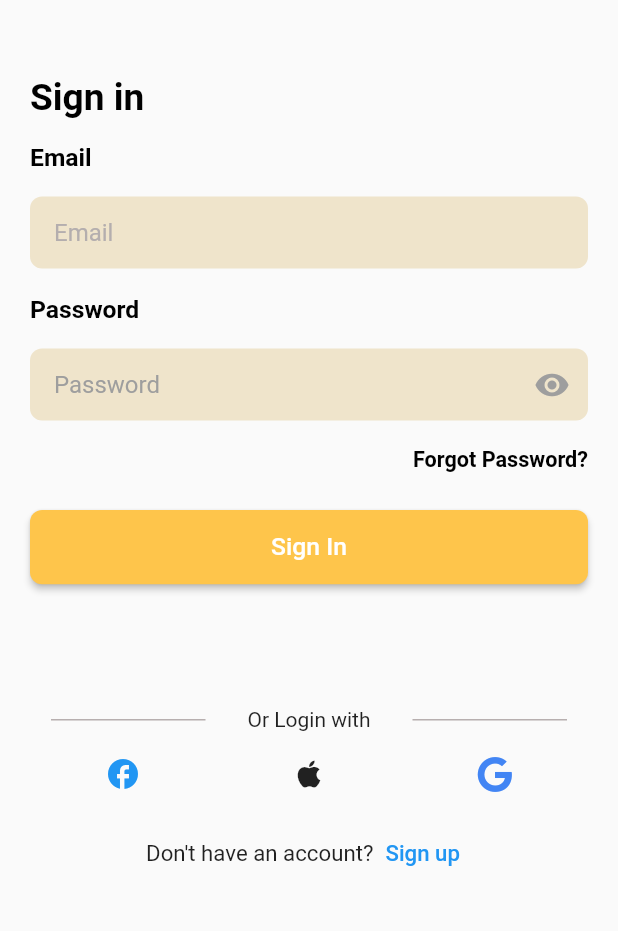
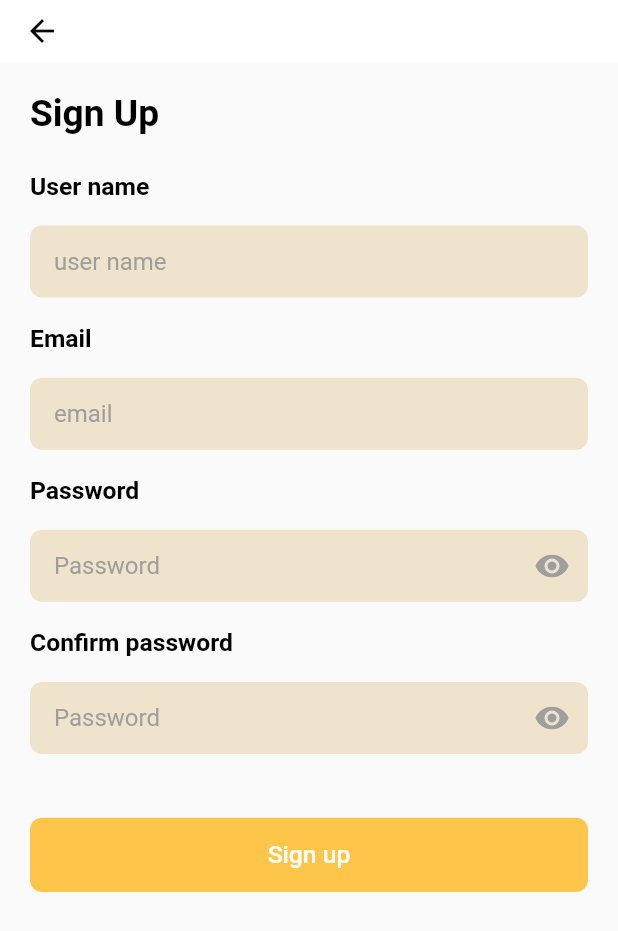
Before and after one commit to Yoseph-Gebeyehu/Grocery-App, a Flutter app: the screen it shows after launch, after a tap on "Sign up", on a phone screen of 412 x 824 dp. Shown: the top 931 px of the screen. Run offline on Flutter 3.47's test engine with Material 2 defaults, Android fonts, the light colour scheme and no system bars; our stand-ins replace bloc, connectivity_plus, equatable, flutter_bloc, flutter_vector_icons, shared_preferences and 1 more; missing offline and left inert: abushakir, randomstring_dart; network calls fail.

Commit message:
Add sing up page.Make minor fix

```diff
--- a/lib/domain/Constants/router/app_route.dart
+++ b/lib/domain/Constants/router/app_route.dart
@@ -1,5 +1,6 @@
 import 'package:flutter/material.dart';
 import 'package:grocery/data/models/products.dart';
+import 'package:grocery/presentation/auth/view/signup.dart';
 
 import '../../../presentation/auth/view/signin.dart';
 import '../../../presentation/base-home-page/view/base_home.dart';
@@ -7,57 +8,40 @@ import '../../../presentation/Category/categories.dart';
 import '../../../presentation/Home/view/home.dart';
 import '../../../presentation/favorite/view/favorite.dart';
 import '../../../presentation/item-detail/item_detail.dart';
-import '../../../presentation/onboarding.dart';
+import '../../../presentation/splash.dart';
 import '../../../presentation/shopping-cart/view/shopping_cart.dart';
 import '../../../presentation/transaction-history/view/transaction_history.dart';
 
 class AppRoute {
   Route? onGenerateRoute(RouteSettings routeSettings) {
     Products? products;
-    String? amount;
 
     if (routeSettings.name == ItemDetail.itemDetail) {
       products = routeSettings.arguments as Products;
     }
     switch (routeSettings.name) {
       case SplashScreen.splashScreen:
-        return MaterialPageRoute(
-          builder: (_) => const SplashScreen(),
-        );
+        return MaterialPageRoute(builder: (_) => const SplashScreen());
       case BaseHomePage.baseHomePage:
-        return MaterialPageRoute(
-          builder: (_) => const BaseHomePage(),
-        );
+        return MaterialPageRoute(builder: (_) => const BaseHomePage());
       case CategoryPage.category:
-        return MaterialPageRoute(
-          builder: (_) => CategoryPage(),
-        );
+        return MaterialPageRoute(builder: (_) => CategoryPage());
       case Favorite.favorite:
-        return MaterialPageRoute(
-          builder: (_) => const Favorite(),
-        );
+        return MaterialPageRoute(builder: (_) => const Favorite());
       case Home.home:
-        return MaterialPageRoute(
-          builder: (_) => Home(),
-        );
+        return MaterialPageRoute(builder: (_) => Home());
       case ItemDetail.itemDetail:
         return MaterialPageRoute(
-          builder: (_) => ItemDetail(
-            products: products!,
-          ),
+          builder: (_) => ItemDetail(products: products!),
         );
       case ShoppingCart.shoppingCart:
-        return MaterialPageRoute(
-          builder: (_) => const ShoppingCart(),
-        );
+        return MaterialPageRoute(builder: (_) => const ShoppingCart());
       case SigninPage.signIn:
-        return MaterialPageRoute(
-          builder: (_) => const SigninPage(),
-        );
+        return MaterialPageRoute(builder: (_) => const SigninPage());
+      case SignUpPage.signUp:
+        return MaterialPageRoute(builder: (_) => const SignUpPage());
       case TransactionHistoryPage.txnHistory:
-        return MaterialPageRoute(
-          builder: (_) => TransactionHistoryPage(),
-        );
+        return MaterialPageRoute(builder: (_) => TransactionHistoryPage());
       default:
         return null;
     }
--- a/lib/main.dart
+++ b/lib/main.dart
@@ -5,8 +5,8 @@ import 'presentation/shopping-cart/bloc/shopping_cart_bloc.dart';
 import 'presentation/Auth/bloc/auth_bloc.dart';
 import 'presentation/base-home-page/bloc/base_home_page_bloc.dart';
 import 'presentation/Home/bloc/home_bloc.dart';
+import 'presentation/transaction-history/bloc/transaction_history_bloc.dart';
 import 'domain/Constants/router/app_route.dart';
-import 'presentation/transaction-history/bloc/transaction_history_bloc.dart';
 
 void main() {
   runApp(MyApp());
--- a/lib/presentation/Auth/View/signin.dart
+++ b/lib/presentation/Auth/View/signin.dart
@@ -1,6 +1,9 @@
 import 'package:flutter/material.dart';
 import 'package:flutter_bloc/flutter_bloc.dart';
 import 'package:flutter_vector_icons/flutter_vector_icons.dart';
+import 'package:grocery/presentation/auth/view/signup.dart';
+import 'package:grocery/presentation/auth/widgets/custom_button.dart';
+import 'package:grocery/presentation/auth/widgets/form_field.dart';
 
 import '../../../widgets/snack_bar.dart';
 import '../../../presentation/Auth/bloc/auth_bloc.dart';
@@ -15,7 +18,7 @@ class SigninPage extends StatefulWidget {
 }
 
 class _SigninPageState extends State<SigninPage> {
-  TextEditingController userNameController = TextEditingController();
+  TextEditingController emailController = TextEditingController();
   TextEditingController passwordController = TextEditingController();
   bool obscure = false;
 
@@ -57,7 +60,7 @@ class _SigninPageState extends State<SigninPage> {
                         mainAxisAlignment: MainAxisAlignment.center,
                         children: const [
                           CircularProgressIndicator(),
-                          SizedBox(width: 10),
+                          SizedBox(width: 15),
                           Text("Loading..."),
                         ],
                       ),
@@ -83,8 +86,6 @@ class _SigninPageState extends State<SigninPage> {
     Size deviceSize = MediaQuery.of(context).size;
     return Scaffold(
       body: ListView(
-        // mainAxisAlignment: MainAxisAlignment.spaceEvenly,
-        // crossAxisAlignment: CrossAxisAlignment.start,
         children: [
           Text(
             'Sign in',
@@ -94,135 +95,68 @@ class _SigninPageState extends State<SigninPage> {
               fontWeight: FontWeight.bold,
             ),
           ),
+          SizedBox(height: deviceSize.height * 0.03),
+          text('Email'),
           SizedBox(height: deviceSize.height * 0.02),
-          Text(
-            'Email',
-            style: TextStyle(
-              color: Colors.black,
-              fontSize: deviceSize.width * 0.04,
-              fontWeight: FontWeight.bold,
+          SizedBox(
+            height: deviceSize.height * 0.06,
+            child: CustomFormField(
+              controller: emailController,
+              hintText: 'email',
             ),
           ),
           SizedBox(height: deviceSize.height * 0.02),
-          SizedBox(
-            height: deviceSize.height * 0.06,
-            child: TextFormField(
-              controller: userNameController,
-              style: const TextStyle(color: Colors.black),
-              cursorColor: const Color(0xFFFEC54B),
-              decoration: InputDecoration(
-                hintText: 'Email',
-                hintStyle: const TextStyle(
-                  color: Color.fromARGB(255, 180, 174, 174),
-                ),
-                filled: true,
-                fillColor: const Color.fromARGB(255, 239, 228, 203),
-                contentPadding: const EdgeInsets.symmetric(horizontal: 16),
-                enabledBorder: OutlineInputBorder(
-                  borderSide: const BorderSide(color: Colors.transparent),
-                  borderRadius: BorderRadius.circular(8),
-                ),
-                focusedBorder: OutlineInputBorder(
-                  borderSide: const BorderSide(color: Colors.transparent),
-                  borderRadius: BorderRadius.circular(8),
-                ),
-              ),
-            ),
-          ),
-          SizedBox(height: deviceSize.height * 0.02),
-          Text(
-            'Password',
-            style: TextStyle(
-              color: Colors.black,
-              fontSize: deviceSize.width * 0.04,
-              fontWeight: FontWeight.bold,
-            ),
-          ),
+          text('Password'),
           SizedBox(height: deviceSize.height * 0.02),
           SizedBox(
             height: deviceSize.height * 0.06,
-            child: TextFormField(
+            child: CustomFormField(
               controller: passwordController,
-              obscureText: obscure,
-              style: const TextStyle(color: Colors.black),
-              cursorColor: const Color(0xFFFEC54B),
-              decoration: InputDecoration(
-                hintText: 'Password',
-                hintStyle: const TextStyle(color: Colors.grey),
-                border: OutlineInputBorder(
-                  borderRadius: BorderRadius.circular(8),
-                ),
-                filled: true,
-                fillColor: const Color.fromARGB(255, 239, 228, 203),
-                contentPadding: const EdgeInsets.symmetric(horizontal: 16),
-                suffixIcon: IconButton(
-                  icon: Icon(
-                    obscure ? Icons.visibility_off : Icons.visibility,
-                    color: Colors.grey,
-                  ),
-                  onPressed: () {
-                    setState(() {
-                      obscure = !obscure;
-                    });
-                  },
-                ),
-                enabledBorder: OutlineInputBorder(
-                  borderSide: const BorderSide(color: Colors.transparent),
-                  borderRadius: BorderRadius.circular(8),
-                ),
-                focusedBorder: OutlineInputBorder(
-                  borderSide: const BorderSide(color: Colors.transparent),
-                  borderRadius: BorderRadius.circular(8),
-                ),
-              ),
+              obscure: obscure,
+              hintText: 'Password',
+              function: () {
+                setState(() {
+                  setState(() {
+                    obscure = !obscure;
+                  });
+                });
+              },
             ),
           ),
-          SizedBox(height: deviceSize.height * 0.02),
           Row(
             children: [
               const SizedBox(),
               const Spacer(),
-              Text('Forgot Password?',
+              TextButton(
+                onPressed: () {},
+                child: Text(
+                  'Forgot Password?',
                   style: TextStyle(
-                    color: Colors.black,
+                    color: const Color(0xFFFEC54B),
                     fontSize: deviceSize.width * 0.035,
                     fontWeight: FontWeight.bold,
-                  )),
+                  ),
+                ),
+              ),
             ],
           ),
-          SizedBox(height: deviceSize.height * 0.03),
+          SizedBox(height: deviceSize.height * 0.01),
           Container(
             height: deviceSize.height * 0.06,
             width: deviceSize.width,
             decoration: BoxDecoration(
               borderRadius: BorderRadius.circular(50),
             ),
-            child: ElevatedButton(
-              style: ButtonStyle(
-                backgroundColor: MaterialStateProperty.all<Color>(
-                  const Color(0xFFFEC54B),
-                ),
-                shape: MaterialStateProperty.all<RoundedRectangleBorder>(
-                  RoundedRectangleBorder(
-                    borderRadius: BorderRadius.circular(8),
-                  ),
-                ),
-              ),
-              onPressed: () {
+            child: CustomButton(
+              function: () {
                 context.read<AuthBloc>().add(
                       LoginEvent(
-                        username: userNameController.text,
+                        username: emailController.text,
                         password: passwordController.text,
                       ),
                     );
               },
-              child: Text(
-                'Sign In',
-                style: TextStyle(
-                  fontSize: deviceSize.width * 0.04,
-                  color: Colors.white,
-                ),
-              ),
+              text: 'Sign in',
             ),
           ),
           SizedBox(height: deviceSize.height * 0.1),
@@ -251,11 +185,12 @@ class _SigninPageState extends State<SigninPage> {
             mainAxisAlignment: MainAxisAlignment.spaceAround,
             children: const [
               Icon(
-                Icons.facebook,
+                FontAwesome.facebook,
                 color: Colors.blue,
               ),
               Icon(
-                Icons.apple,
+                FontAwesome.twitter,
+                color: Colors.blue,
               ),
               Icon(
                 FontAwesome.google,
@@ -274,11 +209,15 @@ class _SigninPageState extends State<SigninPage> {
                 ),
               ),
               TextButton(
-                onPressed: () {},
+                onPressed: () {
+                  Navigator.pushNamed(context, SignUpPage.signUp);
+                },
                 child: Text(
                   'Sign up',
                   style: TextStyle(
-                    fontSize: deviceSize.width * 0.036,
+                    fontSize: deviceSize.width * 0.04,
+                    color: const Color(0xFFFEC54B),
+                    fontWeight: FontWeight.bold,
                   ),
                 ),
               )
@@ -288,4 +227,16 @@ class _SigninPageState extends State<SigninPage> {
       ),
     );
   }
+
+  text(String text) {
+    Size deviceSize = MediaQuery.of(context).size;
+    return Text(
+      text,
+      style: TextStyle(
+        color: Colors.black,
+        fontSize: deviceSize.width * 0.04,
+        fontWeight: FontWeight.bold,
+      ),
+    );
+  }
 }
--- /dev/null
+++ b/lib/presentation/Auth/View/signup.dart
@@ -0,0 +1,158 @@
+import 'package:flutter/material.dart';
+
+import '../../../presentation/auth/view/signin.dart';
+import '../../../presentation/auth/widgets/custom_button.dart';
+import '../../../presentation/auth/widgets/form_field.dart';
+
+class SignUpPage extends StatefulWidget {
+  const SignUpPage({Key? key}) : super(key: key);
+  static const signUp = 'signUp';
+
+  @override
+  _SignUpPageState createState() => _SignUpPageState();
+}
+
+class _SignUpPageState extends State<SignUpPage> {
+  TextEditingController userNameController = TextEditingController();
+  TextEditingController emailController = TextEditingController();
+  TextEditingController passwordController = TextEditingController();
+  TextEditingController confirmPasswordController = TextEditingController();
+  bool obscure = false;
+
+  @override
+  Widget build(BuildContext context) {
+    Size deviceSize = MediaQuery.of(context).size;
+
+    return Scaffold(
+      resizeToAvoidBottomInset: true,
+      appBar: AppBar(
+        elevation: 0,
+        backgroundColor: Colors.white,
+        toolbarHeight: deviceSize.height * 0.05,
+        automaticallyImplyLeading: true,
+        leading: IconButton(
+          onPressed: () {
+            Navigator.of(context).pop();
+          },
+          icon: const Icon(
+            Icons.arrow_back,
+            color: Colors.black,
+          ),
+        ),
+      ),
+      body: Container(
+        padding: const EdgeInsets.symmetric(
+          horizontal: 20,
+          vertical: 20,
+        ),
+        child: buildScreen(context),
+      ),
+    );
+  }
+
+  Widget buildScreen(BuildContext context) {
+    Size deviceSize = MediaQuery.of(context).size;
+    return Scaffold(
+      body: ListView(
+        children: [
+          Text(
+            'Sign Up',
+            style: TextStyle(
+              color: Colors.black,
+              fontSize: deviceSize.width * 0.06,
+              fontWeight: FontWeight.bold,
+            ),
+          ),
+          SizedBox(height: deviceSize.height * 0.03),
+          text('User name'),
+          SizedBox(height: deviceSize.height * 0.02),
+          SizedBox(
+            height: deviceSize.height * 0.06,
+            child: CustomFormField(
+              controller: userNameController,
+              hintText: 'user name',
+            ),
+          ),
+          SizedBox(height: deviceSize.height * 0.02),
+          text('Email'),
+          SizedBox(height: deviceSize.height * 0.02),
+          SizedBox(
+            height: deviceSize.height * 0.06,
+            child: CustomFormField(
+              controller: emailController,
+              hintText: 'email',
+            ),
+          ),
+          SizedBox(height: deviceSize.height * 0.02),
+          text('Password'),
+          SizedBox(height: deviceSize.height * 0.02),
+          SizedBox(
+            height: deviceSize.height * 0.06,
+            child: CustomFormField(
+              controller: passwordController,
+              obscure: obscure,
+              hintText: 'Password',
+              function: () {
+                setState(() {
+                  setState(() {
+                    obscure = !obscure;
+                  });
+                });
+              },
+            ),
+          ),
+          SizedBox(height: deviceSize.height * 0.02),
+          text('Confirm password'),
+          SizedBox(height: deviceSize.height * 0.02),
+          SizedBox(
+            height: deviceSize.height * 0.06,
+            child: CustomFormField(
+              controller: confirmPasswordController,
+              obscure: obscure,
+              hintText: 'Password',
+              function: () {
+                setState(() {
+                  setState(() {
+                    obscure = !obscure;
+                  });
+                });
+              },
+            ),
+          ),
+          SizedBox(height: deviceSize.height * 0.05),
+          Container(
+            height: deviceSize.height * 0.06,
+            width: deviceSize.width,
+            decoration: BoxDecoration(
+              borderRadius: BorderRadius.circular(50),
+            ),
+            child: CustomButton(
+              function: () {
+                if (passwordController.text == confirmPasswordController.text &&
+                    userNameController.text.isNotEmpty &&
+                    emailController.text.isNotEmpty &&
+                    passwordController.text.isNotEmpty) {
+                  Navigator.pushNamed(context, SigninPage.signIn);
+                }
+              },
+              text: 'Sign up',
+            ),
+          ),
+          SizedBox(height: deviceSize.height * 0.02),
+        ],
+      ),
+    );
+  }
+
+  Text text(String text) {
+    Size deviceSize = MediaQuery.of(context).size;
+    return Text(
+      text,
+      style: TextStyle(
+        color: Colors.black,
+        fontSize: deviceSize.width * 0.04,
+        fontWeight: FontWeight.bold,
+      ),
+    );
+  }
+}
--- a/lib/presentation/Auth/bloc/auth_bloc.dart
+++ b/lib/presentation/Auth/bloc/auth_bloc.dart
@@ -1,5 +1,4 @@
 import 'package:bloc/bloc.dart';
-import 'package:equatable/equatable.dart';
 
 part 'auth_event.dart';
 part 'auth_state.dart';
--- /dev/null
+++ b/lib/presentation/Auth/widgets/custom_button.dart
@@ -0,0 +1,37 @@
+import 'package:flutter/material.dart';
+
+class CustomButton extends StatelessWidget {
+  Function function;
+  String text;
+  CustomButton({
+    required this.function,
+    required this.text,
+  });
+  @override
+  Widget build(BuildContext context) {
+    Size deviceSize = MediaQuery.of(context).size;
+    return ElevatedButton(
+      style: ButtonStyle(
+        elevation: MaterialStateProperty.all<double>(0),
+        backgroundColor: MaterialStateProperty.all<Color>(
+          const Color(0xFFFEC54B),
+        ),
+        shape: MaterialStateProperty.all<RoundedRectangleBorder>(
+          RoundedRectangleBorder(
+            borderRadius: BorderRadius.circular(8),
+          ),
+        ),
+      ),
+      onPressed: () {
+        function();
+      },
+      child: Text(
+        text,
+        style: TextStyle(
+          fontSize: deviceSize.width * 0.04,
+          color: Colors.white,
+        ),
+      ),
+    );
+  }
+}
--- /dev/null
+++ b/lib/presentation/Auth/widgets/form_field.dart
@@ -0,0 +1,57 @@
+import 'package:flutter/material.dart';
+
+class CustomFormField extends StatelessWidget {
+  TextEditingController controller;
+  bool? obscure;
+  String hintText;
+  Function? function;
+
+  CustomFormField({
+    required this.controller,
+    this.obscure,
+    required this.hintText,
+    this.function,
+  });
+
+  @override
+  Widget build(BuildContext context) {
+    return TextFormField(
+      controller: controller,
+      obscureText: hintText == 'Password' ? obscure! : false,
+      style: const TextStyle(color: Colors.black),
+      cursorColor: const Color(0xFFFEC54B),
+      decoration: InputDecoration(
+        hintText: hintText,
+        hintStyle: const TextStyle(color: Colors.grey),
+        border: OutlineInputBorder(
+          borderRadius: BorderRadius.circular(8),
+        ),
+        filled: true,
+        fillColor: const Color.fromARGB(255, 239, 228, 203),
+        contentPadding: const EdgeInsets.symmetric(horizontal: 16),
+        suffixIcon: hintText == 'Password'
+            ? IconButton(
+                icon: Icon(
+                  obscure! ? Icons.visibility_off : Icons.visibility,
+                  color: Colors.grey,
+                ),
+                onPressed: () {
+                  function!();
+                  // setState(() {
+                  //   obscure = !obscure;
+                  // });
+                },
+              )
+            : null,
+        enabledBorder: OutlineInputBorder(
+          borderSide: const BorderSide(color: Colors.transparent),
+          borderRadius: BorderRadius.circular(8),
+        ),
+        focusedBorder: OutlineInputBorder(
+          borderSide: const BorderSide(color: Colors.transparent),
+          borderRadius: BorderRadius.circular(8),
+        ),
+      ),
+    );
+  }
+}
--- a/lib/presentation/Category/categories.dart
+++ b/lib/presentation/Category/categories.dart
@@ -44,7 +44,7 @@ class _CategoryPageState extends State<CategoryPage> {
               return ListView(
                 shrinkWrap: true,
                 children: [
-                  products(state.products, 'women\'s clothing'),
+                  products(state.products, 'men\'s clothing'),
                   products(state.products, 'electronics'),
                   products(state.products, 'women\'s clothing'),
                   products(state.products, 'jewelery'),
```
Also changed, not shown: lib/presentation/splash.dart (renamed from lib/presentation/onboarding.dart).
